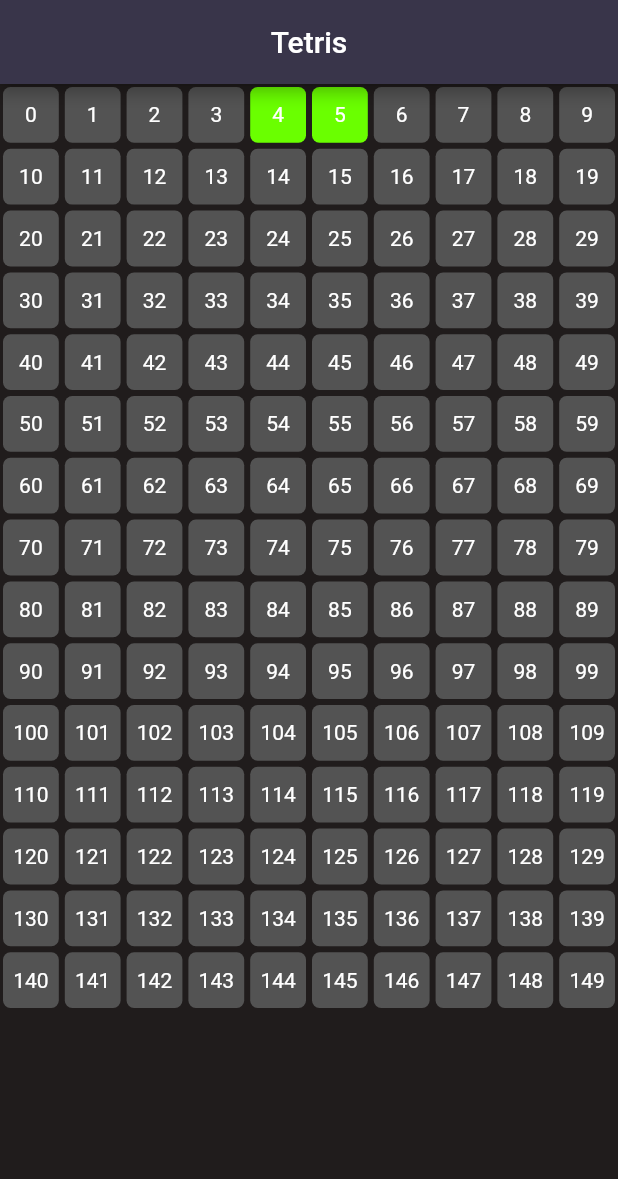
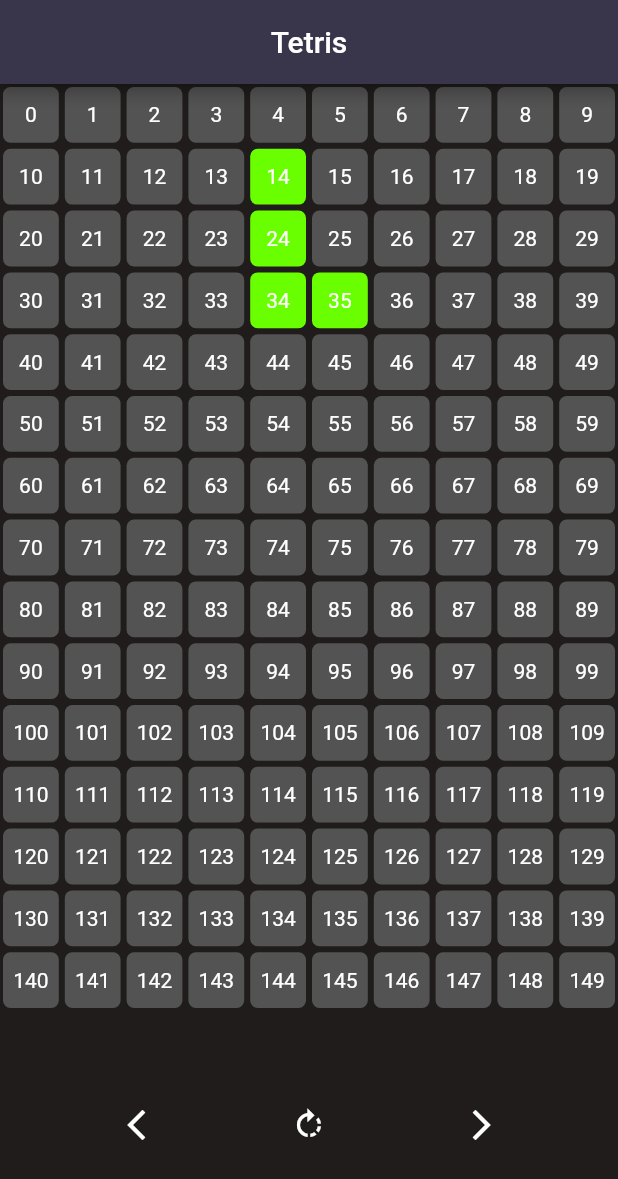
Before and after one commit to nurullahozatak/tetris_game_flutter, a Flutter app: the first screen one second after launch, on a phone screen of 412 x 824 dp. Shown: the top 1179 px of the screen. Run offline on Flutter 3.47's test engine with Material 2 defaults, Android fonts, the phone set to English and light mode, and no system bars.

Commit message:
left, right, rotate feature added

```diff
--- a/lib/board.dart
+++ b/lib/board.dart
@@ -32,7 +32,7 @@ class _GameBoardState extends State<GameBoard> {
     currentPiece.intializePiece();
 
     //frame refresh rate
-    Duration frameRate = const Duration(milliseconds: 800);
+    Duration frameRate = const Duration(milliseconds: 200);
     gameLoop(frameRate);
   }
 
@@ -150,6 +150,33 @@ class _GameBoardState extends State<GameBoard> {
     currentPiece.intializePiece();
   }
 
+  //move left
+  void moveLeft() {
+    //to make sure before moving the piece check if there is a collision
+    if (!checkCollision(Direction.left)) {
+      setState(() {
+        currentPiece.movePiece(Direction.left);
+      });
+    }
+  }
+
+  //move right
+  void moveRight() {
+    //to make sure before moving the piece check if there is a collision
+    if (!checkCollision(Direction.right)) {
+      setState(() {
+        currentPiece.movePiece(Direction.right);
+      });
+    }
+  }
+
+  //rotate piece
+  void rotatePiece() {
+    setState(() {
+      currentPiece.rotatePiece();
+    });
+  }
+
   @override
   Widget build(BuildContext context) {
     return Scaffold(
@@ -158,7 +185,11 @@ class _GameBoardState extends State<GameBoard> {
           backgroundColor: Color.fromARGB(255, 57, 53, 74),
           centerTitle: true,
           title: Text("Tetris")),
-      body: GridView.builder(
+      body: Column(
+        children: [
+          Expanded(
+            //GAME SCREEN
+            child: GridView.builder(
                 itemCount: columnLength * rowLength,
                 physics: NeverScrollableScrollPhysics(),
                 gridDelegate: SliverGridDelegateWithFixedCrossAxisCount(
@@ -178,8 +209,9 @@ class _GameBoardState extends State<GameBoard> {
 
                   //landed piece
                   else if (gameBoard[row][col] != null) {
+                    final Tetromino? tetrominoType = gameBoard[row][col];
                     return Pixel(
-                color: Color.fromARGB(255, 191, 1, 1),
+                      color: tetrominoColors[tetrominoType]!,
                       child: '',
                     );
                   }
@@ -192,6 +224,35 @@ class _GameBoardState extends State<GameBoard> {
                     );
                   }
                 }),
+          ),
+
+          //GAME CONTROLS
+          Padding(
+            padding: const EdgeInsets.only(bottom: 50),
+            child: Row(
+              mainAxisAlignment: MainAxisAlignment.spaceEvenly,
+              children: [
+                //left
+                IconButton(
+                  onPressed: moveLeft,
+                  icon: Icon(Icons.arrow_back_ios_new_outlined),
+                  color: Colors.white,
+                ),
+                //rotate
+                IconButton(
+                    onPressed: rotatePiece,
+                    icon: Icon(Icons.rotate_right),
+                    color: Colors.white),
+                //right
+                IconButton(
+                    onPressed: moveRight,
+                    icon: Icon(Icons.arrow_forward_ios_outlined),
+                    color: Colors.white),
+              ],
+            ),
+          )
+        ],
+      ),
     );
   }
 }
--- a/lib/values.dart
+++ b/lib/values.dart
@@ -1,6 +1,18 @@
+import 'package:flutter/material.dart';
+
 int rowLength = 10;
 int columnLength = 15;
 
 enum Direction { right, left, down }
 
 enum Tetromino { L, J, I, O, S, Z, T }
+
+const Map<Tetromino, Color> tetrominoColors = {
+  Tetromino.L: Color.fromARGB(255, 188, 36, 36),
+  Tetromino.J: Colors.red,
+  Tetromino.I: Colors.blue,
+  Tetromino.O: Color.fromARGB(255, 232, 46, 210),
+  Tetromino.S: Colors.green,
+  Tetromino.Z: Colors.purple,
+  Tetromino.T: Colors.orange,
+};
```
Also changed, not shown: lib/piece.dart (+113 -0 lines). Lines whose indentation alone changed are shown as unchanged.
